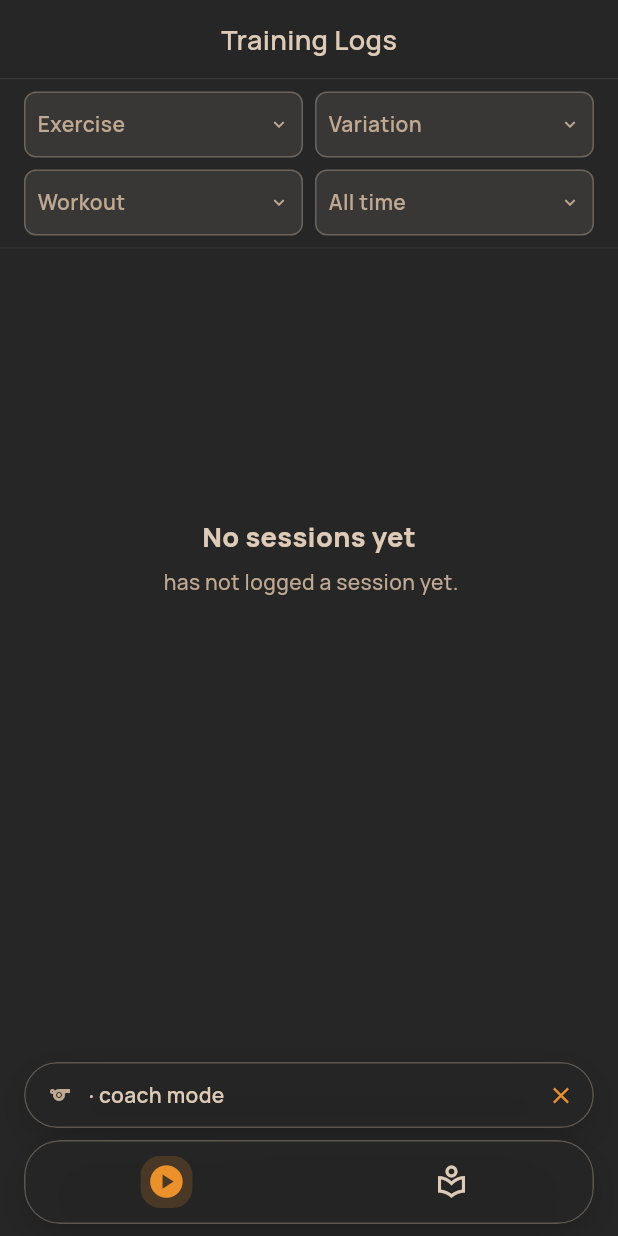
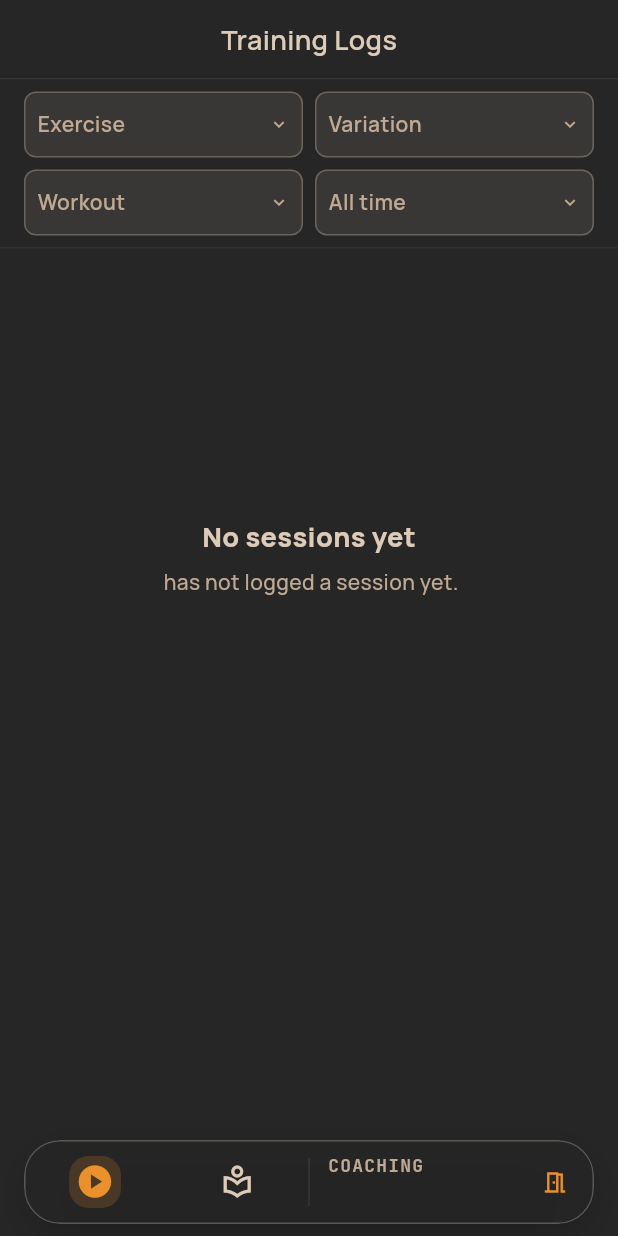
Before and after one commit to AristonTheAnalyst/LambdaBeta, a Flutter app: the CoachModeScreen screen opened directly with empty values, on a phone screen of 412 x 824 dp. Run offline on Flutter 3.47's test engine with Material 3 defaults, Android fonts, the phone set to English and light mode, and no system bars; our stand-ins replace app_links, flutter_secure_storage, font_awesome_flutter, go_router, google_fonts, google_sign_in and 5 more; missing offline and left inert: powersync; accounts and stored records are empty; statements that could not run were skipped.

Commit message:
feat(coach): the coach bar is split — tabs left, COACHING + name right
The banner above the bar spent a whole storey on the athlete's identity.
The nav bar itself now carries it: the two tabs share the left half equally,
a hairline divides them from the right half, and the right holds the
`COACHING` eyebrow over the athlete's name with the exit control (the open
door glyph, semantics "Exit coach mode") at its trailing edge.

- ScrollShrinkNavBar gains an optional `trailing` half. Null keeps every
  existing bar exactly as it was — the split is opt-in and the main shell's
  five-tab bar is untouched.
- Coach mode drops CoachModeBanner; CoachModeIdentity is the bar's trailing
  widget. The pushed record viewer wears the same split via
  SessionDetailScreen.navTrailing, so the coach-mode bar is one species
  wherever the coach is.
- Exit from a record closes the record, then leaves coach mode.

Streams: coaching_data grows the athlete's WORKOUTS —
dim_planned_session, dim_planned_session_exercise, _set and the program join
(needed by the library's standalone filter). Goals were already sent. The
coach's Workouts tab populates after the dashboard deploy.

Tests: analyze clean; full suite 1335 passing.

Co-Authored-By: Claude Code <noreply@anthropic.com>

```diff
--- a/lambda/lib/features/coach/view/coach_mode_screen.dart
+++ b/lambda/lib/features/coach/view/coach_mode_screen.dart
@@ -6,7 +6,6 @@ import '../../../core/styles/app_colors.dart';
 import '../../../core/styles/app_fonts.dart';
 import '../../../core/styles/app_spacing.dart';
 import '../../../core/styles/app_text_styles.dart';
-import '../../../shared/widgets/floating_bar.dart';
 import '../../../shared/widgets/header_icon_button.dart';
 import '../../../shared/widgets/scroll_shrink_nav_bar.dart';
 import '../../exercises/view/exercise_hub_screen.dart';
@@ -85,6 +84,15 @@ class _CoachModeScreenState extends State<CoachModeScreen> {
     }
   }
 
+  /// The bar's exit, from a record pushed over the shell: close the record,
+  /// then leave coach mode once the stack has settled.
+  void _exitFromRecord() {
+    Navigator.of(context).pop();
+    WidgetsBinding.instance.addPostFrameCallback((_) {
+      if (mounted) _exit();
+    });
+  }
+
   /// A record from the athlete's logs: the viewer, read-only, wearing the
   /// coach-mode two-tab bar. Its bar taps return here and pick the tab.
   void _openRecord(String sessionId) {
@@ -100,6 +108,10 @@ class _CoachModeScreenState extends State<CoachModeScreen> {
             canCoach: true,
             navItems: coachModeNavItems,
             navIndex: 0,
+            navTrailing: CoachModeIdentity(
+              name: widget.athleteName,
+              onExit: _exitFromRecord,
+            ),
             onNavTap: (i) {
               Navigator.of(context).pop();
               _selectTab(i);
@@ -120,7 +132,7 @@ class _CoachModeScreenState extends State<CoachModeScreen> {
           currentIndex: _tab,
           onTap: _selectTab,
           items: coachModeNavItems,
-          aboveBar: CoachModeBanner(
+          trailing: CoachModeIdentity(
             name: widget.athleteName,
             onExit: _exit,
           ),
@@ -154,33 +166,48 @@ class _CoachModeScreenState extends State<CoachModeScreen> {
   }
 }
 
-/// The storey above the bar: whose account is on screen, and the way out.
+/// The bar's right half (2026-10-28): `COACHING` over the athlete's name, and
+/// the way out.
 ///
-/// It rides `ScrollShrinkNavBar.aboveBar`, so `FloatingBarOverlay` measures it
-/// into `contentInset` and both tabs clear it without extra padding.
-class CoachModeBanner extends StatelessWidget {
-  const CoachModeBanner({super.key, required this.name, required this.onExit});
+/// The banner that used to carry this spent a whole storey above the bar; the
+/// identity belongs in the bar itself, beside the tabs, with the exit control
+/// as its trailing glyph. The eyebrow is the app's mono micro-label; the name
+/// is one ellipsized line.
+class CoachModeIdentity extends StatelessWidget {
+  const CoachModeIdentity({
+    super.key,
+    required this.name,
+    required this.onExit,
+  });
 
   final String name;
   final VoidCallback onExit;
 
   @override
   Widget build(BuildContext context) {
-    return FloatingGlass(
-      radius: FloatingBar.cornerRadius,
-      child: Padding(
-        padding: const EdgeInsets.only(left: AppSpacing.lg),
+    return Padding(
+      padding: const EdgeInsets.only(left: AppSpacing.md, right: AppSpacing.xs),
       child: Row(
         children: [
-            Icon(
-              Icons.sports_outlined,
-              size: 16,
+          Expanded(
+            child: Column(
+              mainAxisSize: MainAxisSize.min,
+              crossAxisAlignment: CrossAxisAlignment.start,
+              children: [
+                Text(
+                  'COACHING',
+                  maxLines: 1,
+                  overflow: TextOverflow.ellipsis,
+                  style: AppFonts.mono(
+                    fontSize: AppTextStyles.xs,
+                    fontWeight: FontWeight.w600,
+                    letterSpacing: 0.8,
                     color: AppColors.inkSecondary,
                   ),
-            const SizedBox(width: AppSpacing.sm),
-            Expanded(
-              child: Text(
-                '$name · coach mode',
+                ),
+                const SizedBox(height: 2),
+                Text(
+                  name,
                   maxLines: 1,
                   overflow: TextOverflow.ellipsis,
                   style: AppFonts.ui(
@@ -189,16 +216,17 @@ class CoachModeBanner extends StatelessWidget {
                     color: AppColors.primary,
                   ),
                 ),
+              ],
+            ),
           ),
           HeaderIconButton(
-              icon: Icons.close,
+            icon: Icons.meeting_room_outlined,
             semanticsLabel: 'Exit coach mode',
             glyphSize: 18,
             onPressed: onExit,
           ),
         ],
       ),
-      ),
     );
   }
 }
--- a/lambda/lib/features/logs/view/session_detail_screen.dart
+++ b/lambda/lib/features/logs/view/session_detail_screen.dart
@@ -56,6 +56,7 @@ class SessionDetailScreen extends StatefulWidget {
     this.navIndex,
     this.onNavTap,
     this.aboveBar,
+    this.navTrailing,
   });
 
   final String sessionId;
@@ -111,6 +112,10 @@ class SessionDetailScreen extends StatefulWidget {
 
   /// A storey above the bar — coach mode's banner. Null draws none.
   final Widget? aboveBar;
+
+  /// The bar's right half, when the host splits it — coach mode's athlete
+  /// identity and exit control (2026-10-28). Null keeps the items alone.
+  final Widget? navTrailing;
 
   @override
   State<SessionDetailScreen> createState() => _SessionDetailScreenState();
@@ -278,6 +283,7 @@ class _SessionDetailScreenState extends State<SessionDetailScreen>
                 onTap: _onNavTap,
                 items: widget.navItems ?? appTabItems,
                 aboveBar: widget.aboveBar,
+                trailing: widget.navTrailing,
                 child: Column(
                   children: [
                     PageHeader(
--- a/lambda/lib/shared/widgets/scroll_shrink_nav_bar.dart
+++ b/lambda/lib/shared/widgets/scroll_shrink_nav_bar.dart
@@ -63,6 +63,7 @@ class ScrollShrinkNavBar extends StatefulWidget {
     required this.items,
     required this.child,
     this.aboveBar,
+    this.trailing,
   });
 
   final int currentIndex;
@@ -82,6 +83,13 @@ class ScrollShrinkNavBar extends StatefulWidget {
   /// height, a notice is as tall as its words, and either way
   /// [contentInset] makes room for all of it.
   final Widget? aboveBar;
+
+  /// A second half inside the bar, right of a hairline divider (2026-10-28).
+  /// Coach mode puts the athlete's identity here — `COACHING` over the name,
+  /// and the exit control — so the bar carries whose account is on screen
+  /// without a storey above it. Null keeps the bar the destinations' alone;
+  /// when set, the items share the left half equally and this fills the right.
+  final Widget? trailing;
 
   /// Bar height at full size. The geometry lives on [FloatingBar] — the app's
   /// bottom chrome shares one container — and is re-exported here because
@@ -213,7 +221,7 @@ class _ScrollShrinkNavBarState extends State<ScrollShrinkNavBar>
   /// bar, so it keeps its full colour and weight as it recedes rather than
   /// fading out.
   Widget _buildItems() {
-    return Row(
+    final items = Row(
       children: [
         for (var i = 0; i < widget.items.length; i++)
           Expanded(
@@ -226,6 +234,20 @@ class _ScrollShrinkNavBarState extends State<ScrollShrinkNavBar>
               },
             ),
           ),
+      ],
+    );
+    final trailing = widget.trailing;
+    if (trailing == null) return items;
+    return Row(
+      children: [
+        Expanded(child: items),
+        // The split's own edge: a hairline, not a filled sliver, centred in
+        // the bar's height so the two halves read as one surface.
+        Padding(
+          padding: const EdgeInsets.symmetric(vertical: 12),
+          child: Container(width: 1, color: AppColors.border),
+        ),
+        Expanded(child: trailing),
       ],
     );
   }
--- a/lambda/powersync/sync-streams.yaml
+++ b/lambda/powersync/sync-streams.yaml
@@ -303,3 +303,12 @@ streams:
       - SELECT *, exercise_note_id as id FROM dim_exercise_note WHERE user_id IN my_athletes
       - SELECT *, goal_id as id FROM fact_goal WHERE user_id IN my_athletes
       - SELECT *, goal_target_id as id FROM fact_goal_target WHERE user_id IN my_athletes
+      # The athlete's WORKOUTS (2026-10-28, coach mode): the coach browses —
+      # and later writes — her library on her behalf, so the planned sessions
+      # and their children ride with the rest. The program join is sent with
+      # them because the library lists standalone workouts only; without it a
+      # program copy could not be told from a library original.
+      - SELECT *, session_id as id FROM dim_planned_session WHERE user_id IN my_athletes
+      - SELECT *, planned_exercise_id as id FROM dim_planned_session_exercise WHERE user_id IN my_athletes
+      - SELECT *, planned_set_id as id FROM dim_planned_session_exercise_set WHERE user_id IN my_athletes
+      - SELECT *, planned_session_program_id as id FROM dim_planned_session_program WHERE user_id IN my_athletes
```
Lines whose indentation alone changed are shown as unchanged.
